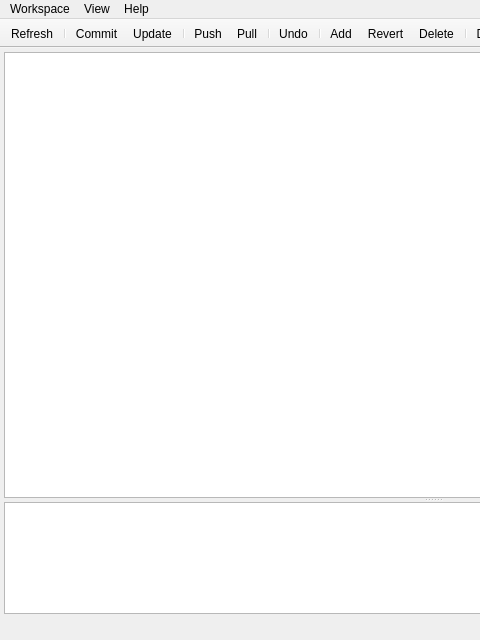
Above: MainWindow.ui from AnotherFoxGuy/diesel-scm before the change; both pictures show x 0 to 480 and y 0 to 640 of the 865 by 640 pixel window. Below: the same form after it.
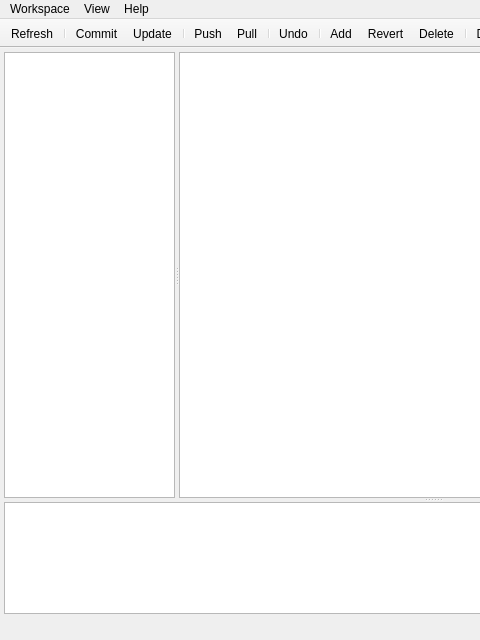
That is the form after the change. Icons and pictures are not drawn.

Commit message:
Added Workspace Tree view Added Rename Folder action Minor GUI cleanups
FossilOrigin-Name: 5fc925ac68148c69db66e88e23be196807ffec22

```diff
--- a/MainWindow.ui
+++ b/MainWindow.ui
@@ -26,17 +26,53 @@
      <number>4</number>
     </property>
     <item>
-     <widget class="QSplitter" name="splitter">
+     <widget class="QSplitter" name="splitter_2">
       <property name="orientation">
        <enum>Qt::Vertical</enum>
       </property>
-      <widget class="QTableView" name="tableView">
+      <widget class="QSplitter" name="splitter">
        <property name="sizePolicy">
-        <sizepolicy hsizetype="Expanding" vsizetype="Expanding">
+        <sizepolicy hsizetype="Expanding" vsizetype="Preferred">
          <horstretch>0</horstretch>
          <verstretch>80</verstretch>
         </sizepolicy>
        </property>
+       <property name="orientation">
+        <enum>Qt::Horizontal</enum>
+       </property>
+       <widget class="QTreeView" name="treeView">
+        <property name="sizePolicy">
+         <sizepolicy hsizetype="Expanding" vsizetype="Expanding">
+          <horstretch>20</horstretch>
+          <verstretch>0</verstretch>
+         </sizepolicy>
+        </property>
+        <property name="contextMenuPolicy">
+         <enum>Qt::ActionsContextMenu</enum>
+        </property>
+        <property name="editTriggers">
+         <set>QAbstractItemView::NoEditTriggers</set>
+        </property>
+        <property name="selectionMode">
+         <enum>QAbstractItemView::ExtendedSelection</enum>
+        </property>
+        <property name="selectionBehavior">
+         <enum>QAbstractItemView::SelectItems</enum>
+        </property>
+        <property name="sortingEnabled">
+         <bool>true</bool>
+        </property>
+        <attribute name="headerVisible">
+         <bool>false</bool>
+        </attribute>
+       </widget>
+       <widget class="QTableView" name="tableView">
+        <property name="sizePolicy">
+         <sizepolicy hsizetype="Preferred" vsizetype="Expanding">
+          <horstretch>80</horstretch>
+          <verstretch>0</verstretch>
+         </sizepolicy>
+        </property>
        <property name="contextMenuPolicy">
         <enum>Qt::ActionsContextMenu</enum>
        </property>
@@ -68,6 +104,7 @@
         <number>30</number>
        </attribute>
       </widget>
+      </widget>
       <widget class="QTextBrowser" name="textBrowser">
        <property name="sizePolicy">
         <sizepolicy hsizetype="Expanding" vsizetype="Expanding">
```
Left out of the diff: 103 changed lines with no effect on the pictures. Lines whose indentation alone changed are shown as unchanged. The commit also changes 4 other files.
